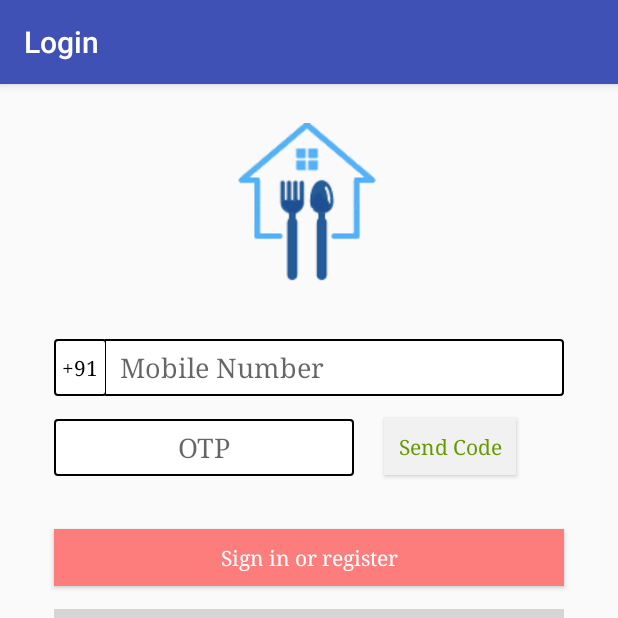
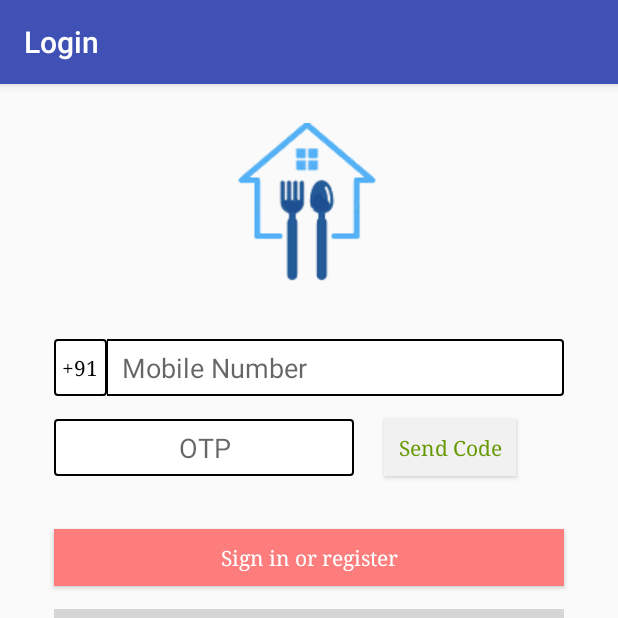
Before and after one commit to MITIN33/NeighbourFoodAndroid, an Android app: the screen it shows after launch (LoginActivity), on a phone screen of 412 x 824 dp, the top half of it. Run offline under Robolectric (Android 15) with nearby library versions, the phone set to English and light mode, and no system bars; our stand-ins replace Firebase (no records; nobody signed in at launch, a user with empty details on screens opened directly), Volley; libraries missing offline, so code that uses them is left out: com.facebook, com.facebook.login; plain views replace LoginButton; 4 statements that could not run were skipped; grey boxes are pictures that could not be loaded.

Commit message:
added refresh layout

```diff
--- a/app/src/main/AndroidManifest.xml
+++ b/app/src/main/AndroidManifest.xml
@@ -34,7 +34,9 @@
             android:name=".pages.LoginActivity"
             android:label="@string/title_activity_login" />
         <activity android:name=".pages.BaseActivity" />
-        <activity android:name=".pages.SignupActivity" />
+        <activity
+            android:name=".pages.SignupActivity"
+            android:label="Sign Up" />
         <activity android:name=".pages.SellerItemInfo"></activity>
     </application>
 
--- a/app/src/main/java/com/start/neighbourfood/pages/LoginActivity.java
+++ b/app/src/main/java/com/start/neighbourfood/pages/LoginActivity.java
@@ -88,6 +88,7 @@ public class LoginActivity extends BaseActivity implements TaskHandler {
                     return;
                 }
                 if (TextUtils.isEmpty(editTextPhone.getText()) || editTextPhone.length() != 10 || !isNetworkConnected()) {
+                    Toast.makeText(LoginActivity.this, "Incorrect Number!", Toast.LENGTH_LONG).show();
                     return;
                 } else {
                     sendVerificationCode();
@@ -104,6 +105,7 @@ public class LoginActivity extends BaseActivity implements TaskHandler {
                     return;
                 }
                 if (TextUtils.isEmpty(editTextCode.getText())) {
+                    Toast.makeText(LoginActivity.this, "Incorrect code !", Toast.LENGTH_LONG).show();
                     return;
                 } else {
                     verifySignInCode();
--- a/app/src/main/res/layout/activity_home.xml
+++ b/app/src/main/res/layout/activity_home.xml
@@ -12,6 +12,7 @@
         layout="@layout/app_bar_home"
         android:layout_width="match_parent"
         android:layout_height="match_parent" />
+
 
     <FrameLayout
         android:id="@+id/content_frame"
--- a/app/src/main/res/layout/activity_login.xml
+++ b/app/src/main/res/layout/activity_login.xml
@@ -36,14 +36,14 @@
         android:layout_marginTop="10dp"
         android:orientation="vertical">
 
-        <RelativeLayout
+        <LinearLayout
             android:layout_width="match_parent"
-            android:layout_height="wrap_content"
+            android:layout_height="match_parent"
             android:layout_marginBottom="10dp">
 
             <TextView
                 android:layout_width="35dp"
-                android:layout_height="38dp"
+                android:layout_height="match_parent"
                 android:layout_centerVertical="true"
                 android:layout_marginStart="20dp"
                 android:background="@drawable/edit_text_border"
@@ -57,10 +57,8 @@
                 android:id="@+id/editTextPhone"
                 android:layout_width="match_parent"
                 android:layout_height="38dp"
-                android:layout_marginLeft="54dp"
                 android:layout_marginRight="20dp"
                 android:background="@drawable/edit_mobile_border"
-                android:fontFamily="serif"
                 android:hint=" Mobile Number "
                 android:inputType="phone"
                 android:maxLines="1"
@@ -68,9 +66,9 @@
                 android:paddingLeft="5dp"
                 android:singleLine="true" />
 
-        </RelativeLayout>
+        </LinearLayout>
 
-        <LinearLayout
+        <RelativeLayout
             android:layout_width="match_parent"
             android:layout_height="wrap_content"
             android:orientation="horizontal">
@@ -85,7 +83,6 @@
                 android:layout_marginTop="5dp"
                 android:background="@drawable/edit_text_border"
                 android:cursorVisible="true"
-                android:fontFamily="serif"
                 android:hint=" OTP "
                 android:imeActionId="6"
                 android:imeActionLabel="@string/action_sign_in_short"
@@ -97,17 +94,16 @@
             <Button
                 android:id="@+id/buttonGetVerificationCode"
                 android:layout_width="wrap_content"
-                android:textAllCaps="false"
                 android:layout_height="38dp"
-                android:layout_marginBottom="7dp"
-                android:layout_marginRight="20dp"
-                android:layout_marginTop="3dp"
+                android:layout_centerVertical="true"
+                android:layout_toRightOf="@+id/editTextCode"
                 android:background="#f1f1f1"
                 android:fontFamily="serif"
                 android:text="Send Code"
+                android:textAllCaps="false"
                 android:textColor="@android:color/holo_green_dark" />
 
-        </LinearLayout>
+        </RelativeLayout>
 
         <Button
             android:id="@+id/buttonSignIn"
--- a/app/src/main/res/layout/activity_signup.xml
+++ b/app/src/main/res/layout/activity_signup.xml
@@ -27,7 +27,6 @@
                 android:layout_height="wrap_content"
                 android:layout_marginLeft="20dp"
                 android:layout_marginRight="20dp"
-                android:fontFamily="serif"
                 android:text="@string/action_sign_up"
                 android:textAlignment="center"
                 android:textColor="@android:color/holo_red_light"
@@ -42,7 +41,6 @@
                 android:layout_marginRight="20dp"
                 android:layout_marginTop="20dp"
                 android:background="@drawable/edit_text_border"
-                android:fontFamily="serif"
                 android:hint="First Name"
                 android:inputType="textCapWords"
                 android:paddingStart="5dp" />
@@ -72,7 +70,6 @@
                 android:layout_marginRight="20dp"
                 android:layout_marginTop="10dp"
                 android:background="@drawable/edit_text_border"
-                android:fontFamily="serif"
                 android:enabled="false"
                 android:paddingStart="5dp"
                 android:hint="Phone"
@@ -100,7 +97,6 @@
                 android:layout_marginRight="20dp"
                 android:layout_marginTop="10dp"
                 android:background="@drawable/edit_text_border"
-                android:fontFamily="serif"
                 android:hint="Flat No."
                 android:maxLength="1024"
                 android:paddingStart="5dp" />
@@ -115,7 +111,6 @@
                 android:layout_marginLeft="20dp"
                 android:layout_marginRight="20dp"
                 android:background="#fd7c7c"
-                android:fontFamily="serif"
                 android:padding="0dp"
                 android:text="@string/action_sign_up"
                 android:textColor="#ffffff"
--- a/app/src/main/res/layout/fragment_food_items.xml
+++ b/app/src/main/res/layout/fragment_food_items.xml
@@ -2,7 +2,7 @@
 <RelativeLayout xmlns:android="http://schemas.android.com/apk/res/android"
     xmlns:app="http://schemas.android.com/apk/res-auto"
     android:layout_width="match_parent"
-    android:layout_height="115dp"
+    android:layout_height="wrap_content"
     android:fitsSystemWindows="true"
     android:orientation="horizontal"
     android:padding="15dp">
@@ -17,6 +17,7 @@
     <LinearLayout
         android:layout_width="258dp"
         android:layout_height="wrap_content"
+        android:layout_centerVertical="true"
         android:orientation="vertical">
 
         <TextView
```
Also changed, not shown: app/src/main/java/com/start/neighbourfood/fragments/FlatListFragment.java (+5 -6 lines), app/src/main/java/com/start/neighbourfood/fragments/FoodListFragment.java (+10 -5 lines), app/src/main/res/layout/content_flat_list.xml (+9 -8 lines).
